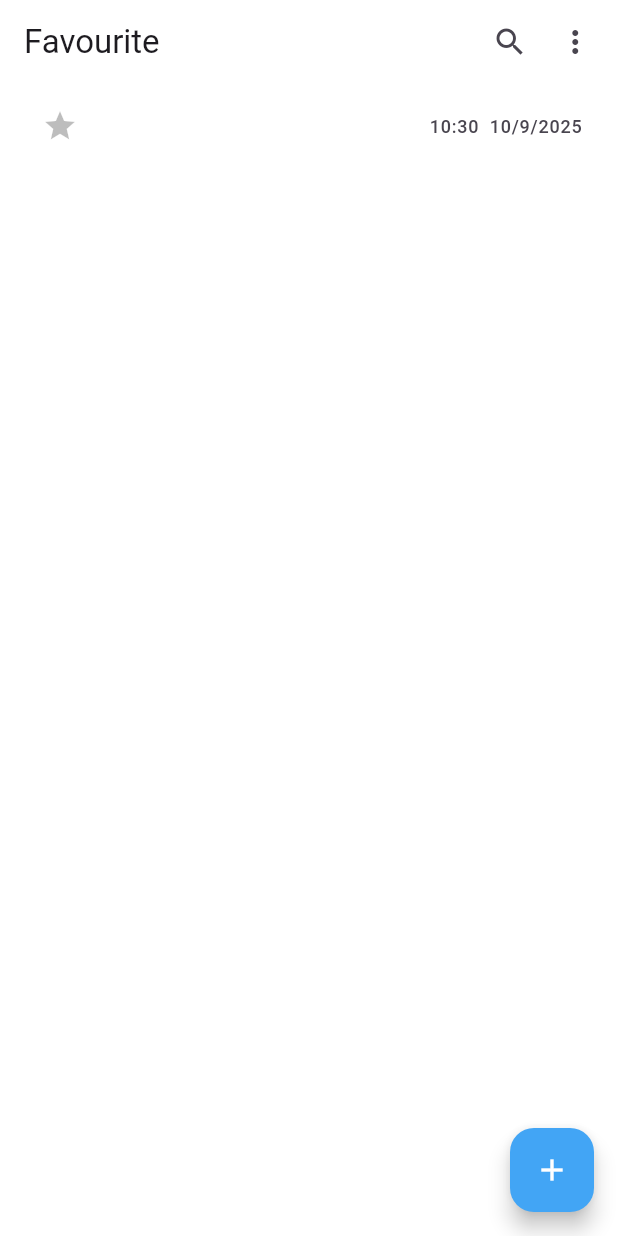
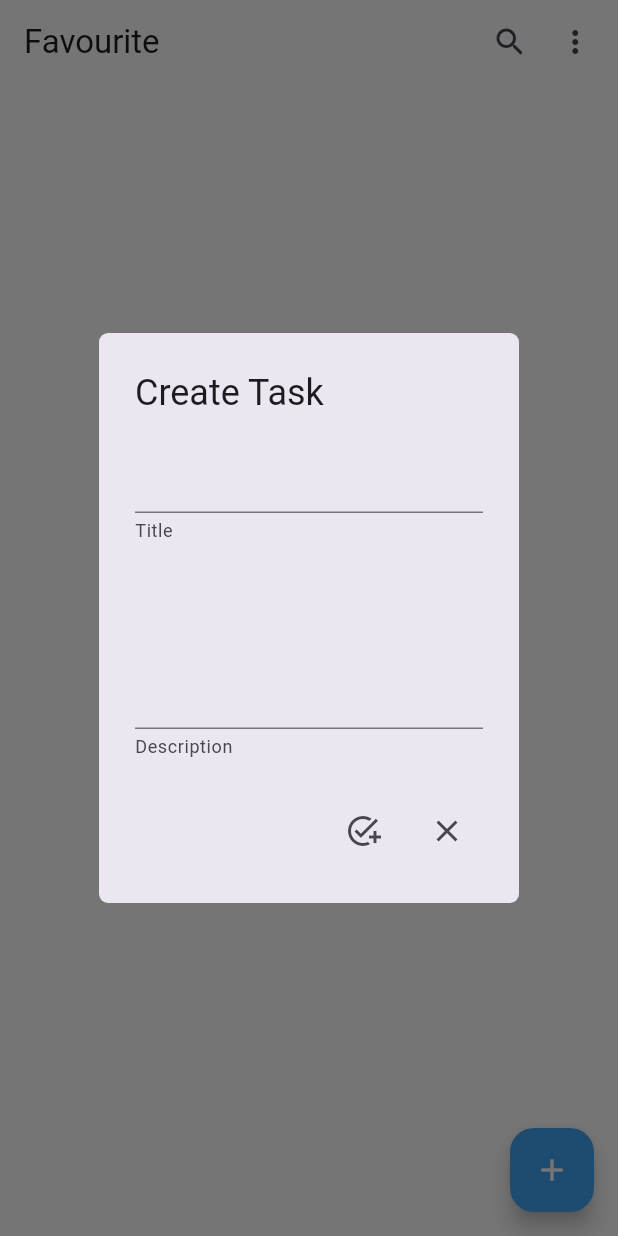
Before and after one commit to UmerFarooqJillani/Learn-Riverpod-Flutter, a Flutter app: the screen it shows after launch, after a tap on the "add" icon, on a phone screen of 412 x 824 dp. Run offline on Flutter 3.47's test engine with Material 3 defaults, Android fonts, the phone set to English and light mode, and no system bars; our stand-ins replace flutter_riverpod.

Commit message:
add the dialog (AlertDialog) pop-up for user input task and update

```diff
--- a/a_basics_of_riverpod/lib/favourite_app/mian.dart
+++ b/a_basics_of_riverpod/lib/favourite_app/mian.dart
@@ -1,3 +1,4 @@
+import 'package:a_basics_of_riverpod/favourite_app/widgets.dart';
 import 'package:flutter/material.dart';
 import 'package:flutter_riverpod/flutter_riverpod.dart';
 
@@ -96,6 +97,23 @@ class HomeScreen extends ConsumerWidget {
                     ];
                   },
                   onTap: () {
+                    showTodoPopup(
+                      context,
+                      ref,
+                      existingTitle: itemDetails.name,
+                      existingDescription: itemDetails.description,
+                      onSave: (title, description) {
+                        ref
+                            .read(itemProvider.notifier)
+                            .updateItem(
+                              itemDetails.id,
+                              title,
+                              itemDetails.favourite,
+                              description,
+                            );
+                      },
+                    );
+
                     if (selectedItem.isNotEmpty) {
                       if (selectedItem.contains(itemDetails.id)) {
                         ref.read(selectedProvider.notifier).state = selectedItem
@@ -119,6 +137,7 @@ class HomeScreen extends ConsumerWidget {
                                   itemDetails.id,
                                   itemDetails.name,
                                   !itemDetails.favourite,
+                                  itemDetails.description,
                                 );
                           },
                           icon: Icon(
@@ -141,7 +160,14 @@ class HomeScreen extends ConsumerWidget {
 
       floatingActionButton: FloatingActionButton(
         onPressed: () {
-          ref.read(itemProvider.notifier).addItem(""); // Create New node
+          showTodoPopup(
+            context,
+            ref,
+            onSave: (title, description) {
+              ref.read(itemProvider.notifier).addItem(title, description);
+            },
+          );
+          // ref.read(itemProvider.notifier).addItem(""); // Create New node
           ref.read(selectedProvider.notifier).state =
               []; // remove the deleted item list
         },
--- a/a_basics_of_riverpod/lib/favourite_app/model.dart
+++ b/a_basics_of_riverpod/lib/favourite_app/model.dart
@@ -2,13 +2,15 @@ class Items {
   final String name;
   final DateTime id;
   final bool favourite;
-  const Items({required this.name, required this.id, this.favourite = false});
+  final String description;
+  const Items({required this.name, required this.id, this.favourite = false, required this.description});
 
-  Items copyWith({String? name, DateTime? id, bool? favourite}) {
+  Items copyWith({String? name, DateTime? id, bool? favourite, String? description}) {
     return Items(
       name: name ?? this.name,
       id: id ?? this.id,
       favourite: favourite ?? this.favourite,
+      description: description ?? this.description,
     );
   }
 }
--- a/a_basics_of_riverpod/lib/favourite_app/state_provider.dart
+++ b/a_basics_of_riverpod/lib/favourite_app/state_provider.dart
@@ -8,9 +8,9 @@ final itemProvider = StateNotifierProvider<ItemsNotifier, List<Items>>((ref) {
 class ItemsNotifier extends StateNotifier<List<Items>> {
   ItemsNotifier() : super([]);
 
-  void addItem(String name) {
+  void addItem(String name, String description){
     // add item
-    final item = Items(name: name, id: DateTime.now(), favourite: false);
+    final item = Items(name: name, id: DateTime.now(), favourite: false, description: description);
     state = [item, ...state];
     return;
   }
@@ -32,11 +32,11 @@ class ItemsNotifier extends StateNotifier<List<Items>> {
     return;
   }
 
-  void updateItem(DateTime id, String name, bool favourite) {
+  void updateItem(DateTime id, String name, bool favourite, String description){
     // Update item
     state = state.map((e) {
       if (e.id == id) {
-        return e.copyWith(name: name, favourite: favourite);
+        return e.copyWith(name: name, favourite: favourite, description: description);
       } else {
         return e;
       }
--- /dev/null
+++ b/a_basics_of_riverpod/lib/favourite_app/widgets.dart
@@ -0,0 +1,57 @@
+import 'package:flutter/material.dart';
+import 'package:flutter_riverpod/flutter_riverpod.dart';
+
+Future<void> showTodoPopup(
+  BuildContext context,
+  WidgetRef ref, {
+  String? existingTitle,
+  String? existingDescription,
+  required void Function(String title, String description) onSave, // callback fnc
+}) {
+  final titleController = TextEditingController(text: existingTitle ?? "");
+  final descriptionController = TextEditingController(text: existingDescription ?? "");
+
+  return showDialog(
+    context: context,
+    // barrierDismissible: false, // user must press save/close
+    builder: (context) {
+      return AlertDialog(
+        shape: RoundedRectangleBorder(borderRadius: BorderRadius.circular(6)),
+        title: Text(existingTitle == null ? "Create Task" : "Edit Task"),
+        content: Column(
+          mainAxisSize: MainAxisSize.min,
+          children: [
+            TextField(
+              controller: titleController,
+              maxLines: 1,
+              decoration: const InputDecoration(
+                helperText: "Title",
+              ),
+            ),
+            const SizedBox(height: 12),
+            TextField(
+              controller: descriptionController,
+              maxLines: 4,
+              decoration: const InputDecoration(
+                helperText: "Description",
+              ),
+            ),
+          ],
+        ),
+        actions: [
+          IconButton(
+            icon: const Icon(Icons.add_task),
+            onPressed: () {
+              onSave(titleController.text, descriptionController.text); // call-back fnc
+              Navigator.of(context).pop(); // close popup
+            },
+          ),
+          IconButton(
+            icon: const Icon(Icons.close),
+            onPressed: () => Navigator.of(context).pop(),
+          ),
+        ],
+      );
+    },
+  );
+}
```
